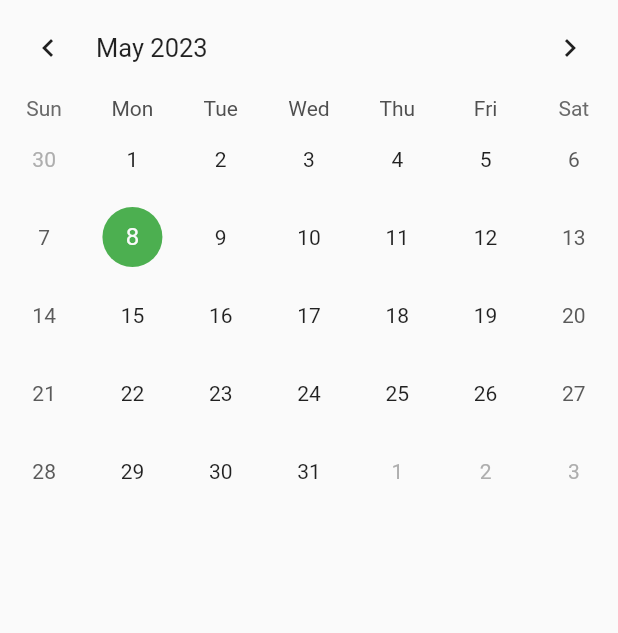
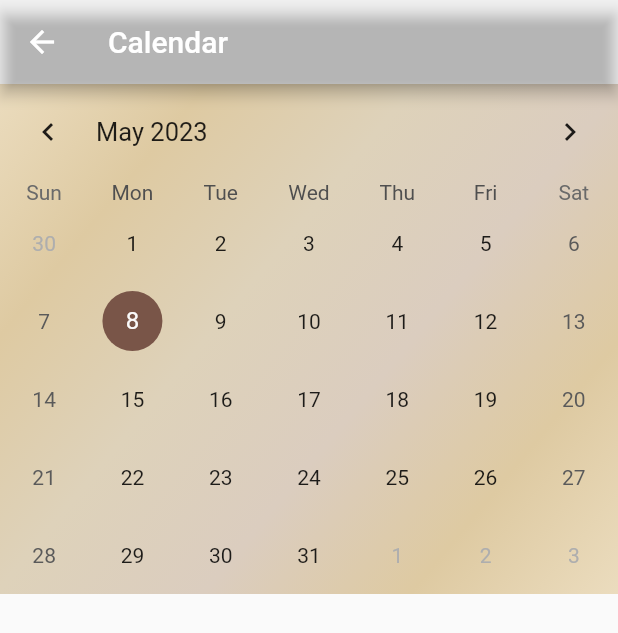
Before and after one commit to progmarii/dorolify, a Flutter app: the CalendarWidget screen opened directly, on a phone screen of 412 x 824 dp. Shown: the top 633 px of the screen. Run offline on Flutter 3.47's test engine with Material 2 defaults, Android fonts, the phone set to English and light mode, and no system bars; drawn by our look-alikes of table_calendar.

Commit message:
calendar.dart
Updated

```diff
--- a/lib/pages/calendar.dart
+++ b/lib/pages/calendar.dart
@@ -3,7 +3,7 @@
 import 'package:table_calendar/table_calendar.dart';
 
 class CalendarWidget extends StatefulWidget {
-  const CalendarWidget({super.key});
+  const CalendarWidget({Key? key}) : super(key: key);
 
   @override
   CalendarWidgetState createState() => CalendarWidgetState();
@@ -21,7 +21,27 @@
 
   @override
   Widget build(BuildContext context) {
-    return TableCalendar(
+    return Scaffold(
+      appBar: AppBar(
+        backgroundColor: Colors.transparent,
+        title: const Text('Calendar'),
+      ),
+      body: Container(
+        decoration: const BoxDecoration(
+          gradient: LinearGradient(
+            colors: [
+              Color(0xFFebdcbe),
+              Color(0xFFdecaa2),
+              Color(0xFFded2ba),
+              Color(0xFFdbcdbf),
+              Color(0xFFdecaa2),
+              Color(0xFFebdcbe),
+            ],
+            begin: Alignment.topLeft,
+            end: Alignment.bottomRight,
+          ),
+        ),
+        child: TableCalendar(
           firstDay: DateTime(2021),
           lastDay: DateTime(2025),
           focusedDay: _focusedDay,
@@ -43,12 +63,14 @@
           ),
           calendarStyle: const CalendarStyle(
             todayDecoration: BoxDecoration(
-          color: Colors.blue,
+              color: Colors.brown,
               shape: BoxShape.circle,
             ),
             selectedDecoration: BoxDecoration(
-          color: Colors.green,
+              color: Colors.brown,
               shape: BoxShape.circle,
+            ),
+          ),
         ),
       ),
     );
```
Lines whose indentation alone changed are shown as unchanged.
